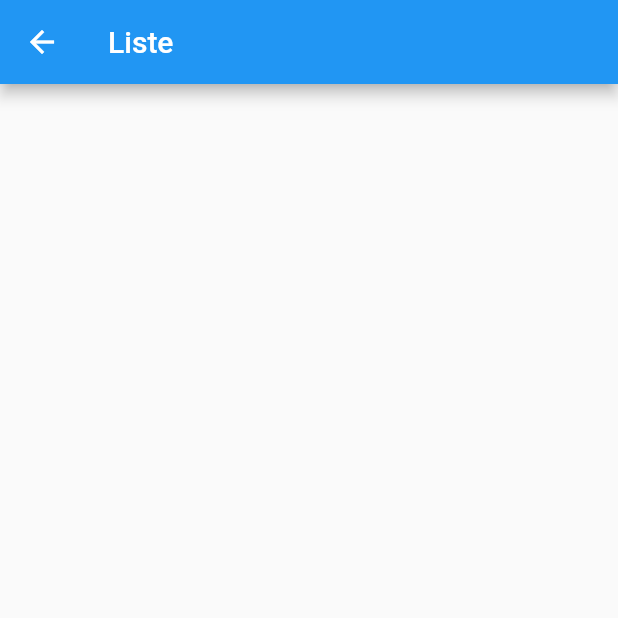
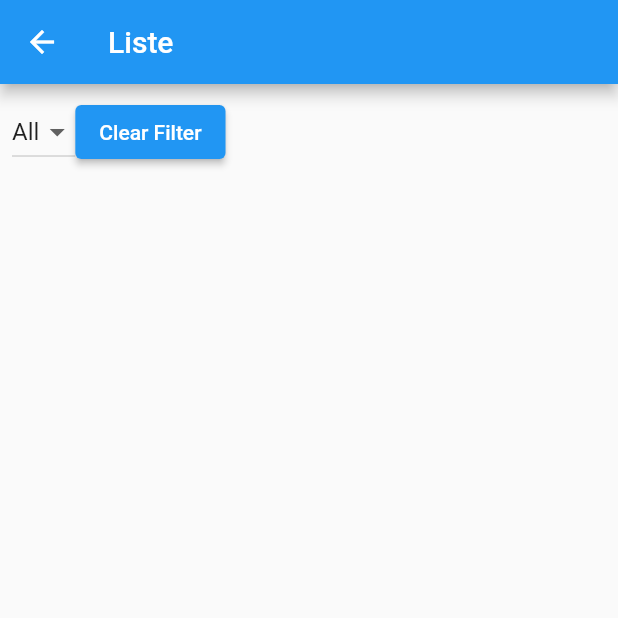
Before and after one commit to Doktity/leitner, a Flutter app: the ListPage screen opened directly, on a phone screen of 412 x 824 dp, the top half of it. Run offline on Flutter 3.47's test engine with Material 2 defaults, Android fonts, the phone set to English and light mode, and no system bars; our stand-ins replace cloud_firestore, date_field, firebase_core; accounts and stored records are empty.

Commit message:
Better list

```diff
--- a/lib/pages/ListPage.dart
+++ b/lib/pages/ListPage.dart
@@ -11,6 +11,16 @@ class ListPage extends StatefulWidget {
 }
 
 class _ListPageState extends State<ListPage> {
+
+  Map<String, bool> expandedStates = {}; // Map to store expanded states
+  List<String> uniqueCategories = [];
+  String selectedCategory = 'All';
+
+  void filterCards(String categorie) {
+    setState(() {
+      selectedCategory = categorie;
+    });
+  }
 
   @override
   Widget build(BuildContext context) {
@@ -42,25 +52,93 @@ class _ListPageState extends State<ListPage> {
           List<dynamic> cards = [];
           snapshot.data!.docs.forEach((element) {
             cards.add(element);
+            if (element['categorie'] != null) {
+              for (var categorie in element['categorie']) {
+                if (!uniqueCategories.contains(categorie)) {
+                  uniqueCategories.add(categorie);
+                }
+              }
+            }
           });
 
-          return ListView.builder(
+          return Column(
+            children: [
+              Padding(
+                padding: const EdgeInsets.all(8.0),
+                child: Row(
+                  children: [
+                    DropdownButton<String>(
+                      value: selectedCategory,
+                      onChanged: (String? newValue) {
+                        filterCards(newValue!);
+                      },
+                      items: ['All', ...uniqueCategories].map<DropdownMenuItem<String>>((String value) {
+                        return DropdownMenuItem<String>(
+                          value: value,
+                          child: Text(value),
+                        );
+                      }).toList(),
+                    ),
+                    ElevatedButton(
+                      onPressed: () {
+                        filterCards('All');
+                      },
+                      child: Text('Clear Filter'),
+                    ),
+                  ],
+                ),
+              ),
+              Expanded(
+                child: ListView.builder(
                   itemCount: cards.length,
                   itemBuilder: (context, index) {
                     final item = cards[index];
                     final questionImgPath = item['questionImgPath'] ?? '';
                     final question = item['question'] ?? '';
                     final reponseKey = item['reponseKey'] ?? '';
+                    final reponseText = item['reponseText'] ?? '';
+                    final categories = item['categorie'];
+
+                    // Apply filter
+                    if (selectedCategory != 'All' && !categories.contains(selectedCategory)) {
+                      return Container();
+                    }
 
                     return Card(
-                child: ListTile(
+                      child: Column(
+                        children: [
+                          ExpansionTile(
                             leading: FlutterLogo(size: 56.0),
                             title: Text('$question'),
                             subtitle: Text('$reponseKey'),
-                  trailing: Icon(Icons.more_vert),
+                            children: [
+                              Container(
+                                padding: EdgeInsets.all(16.0),
+                                child: Column(
+                                  crossAxisAlignment: CrossAxisAlignment.start,
+                                  children: <Widget>[
+                                    Row(
+                                      children: [
+                                        for (var categorie in categories)
+                                          Chip(
+                                            label: Text(categorie),
+                                          ),
+                                      ],
+                                    ),
+                                    const SizedBox(height: 10),
+                                    Text(reponseText),
+                                  ],
+                                ),
+                              ),
+                            ],
+                          ),
+                        ],
                       ),
                     );
-            }
+                  },
+                ),
+              ),
+            ],
           );
         },
       )
```
Lines whose indentation alone changed are shown as unchanged.
